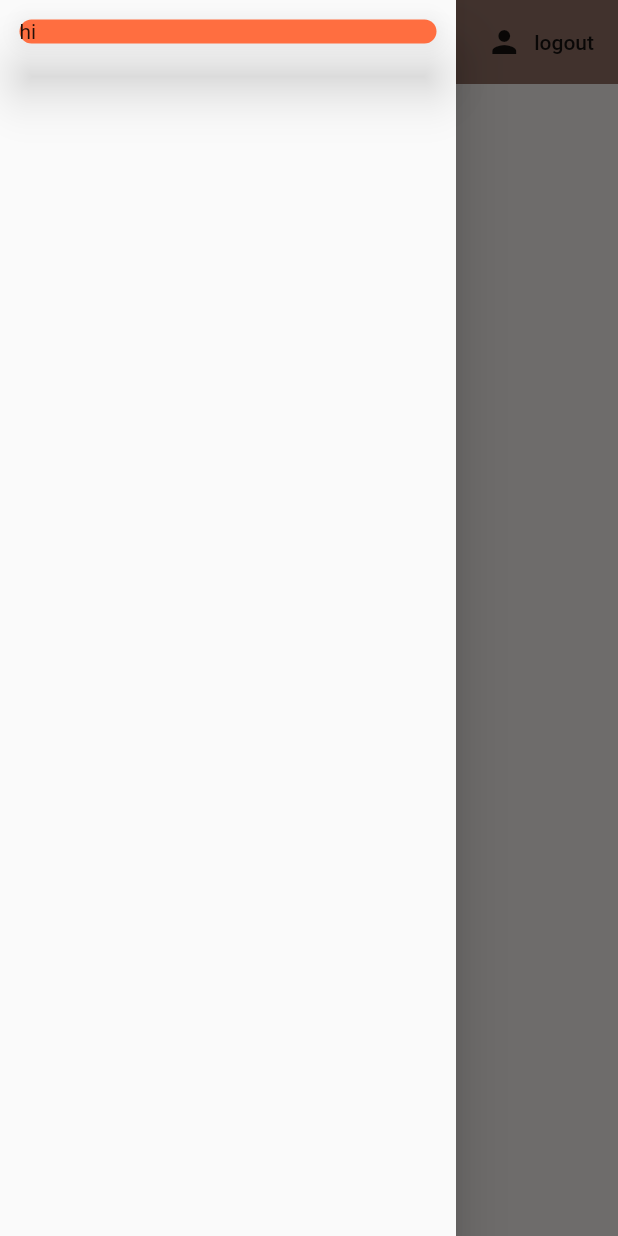
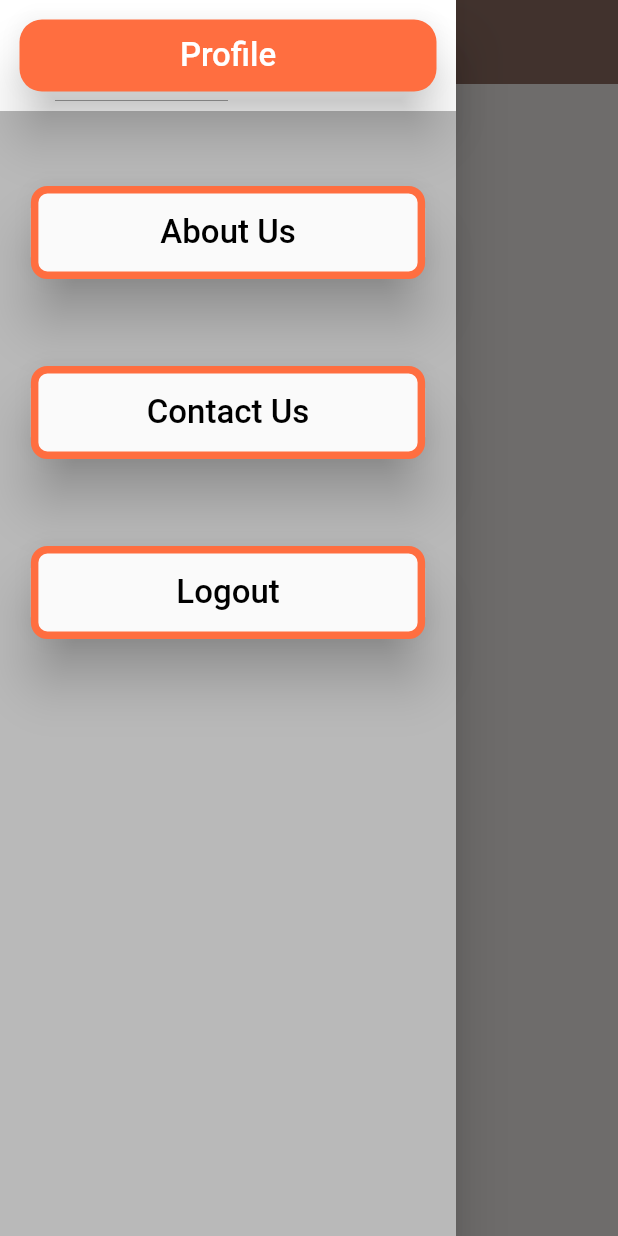
Before and after one commit to sauravsb99/Quaestio, a Flutter app: the screen it shows once a user with an empty profile is signed in, with the side drawer open, on a phone screen of 412 x 824 dp. Run offline on Flutter 3.47's test engine with Material 2 defaults, Android fonts, the phone set to English and light mode, and no system bars; our stand-ins replace firebase_auth; accounts and stored records are empty.

Commit message:
drawer over+ sign in button in register

```diff
--- a/queastio/lib/screens/authenticate/sign_in.dart
+++ b/queastio/lib/screens/authenticate/sign_in.dart
@@ -71,17 +71,13 @@ class _SignInState extends State<SignIn> {
 
     return Scaffold(
       backgroundColor: Colors.brown[100],
+      drawer: null,
       appBar: AppBar(
         backgroundColor: Colors.brown[400],
         elevation: 0.0,
-        title: Text('Sign in to Brew Crew'),
-        actions: <Widget>[
-          FlatButton.icon(
-            icon: Icon(Icons.person),
-            label: Text('Register'),
-            onPressed: () => widget.toggleView(),
-          ),
-        ],
+        title: Text('Sign in'),
+//        actions: <Widget>[
+//        ],
       ),
 
       body: Container(
@@ -90,6 +86,11 @@ class _SignInState extends State<SignIn> {
           key: _formKey,
           child: Column(
             children: <Widget>[
+              FlatButton.icon(
+                icon: Icon(Icons.person),
+                label: Text('Register'),
+                onPressed: () => widget.toggleView(),
+              ),
               SizedBox(height: 20.0),
               emailField,
               SizedBox(height: 20.0),
--- a/queastio/lib/screens/home/home.dart
+++ b/queastio/lib/screens/home/home.dart
@@ -1,9 +1,11 @@
+import 'package:flutter/widgets.dart';
 import 'package:queastio/services/auth.dart';
 import 'package:flutter/material.dart';
+import 'package:queastio/widgets/Drawer.dart';
 
 class Home extends StatelessWidget {
 
-  final AuthService _auth = AuthService();
+
 
   @override
   Widget build(BuildContext context) {
@@ -11,41 +13,21 @@ class Home extends StatelessWidget {
       child: Scaffold(
         backgroundColor: Colors.brown[50],
         drawer: Drawer(
-          child: ListView(
-            children:<Widget>[
-              Padding(padding: const EdgeInsets.all(13.0),
-                child: Container(
-                  child:Material(
-                    color: Colors.deepOrangeAccent,
-                    elevation: 15.0,
-                    borderRadius: BorderRadius.circular(15.0),
-                    borderOnForeground: true,
-                    child: Row(
-                      children: <Widget>[
-                        Text("hi"),
-                      ],
-                    ),
-                  ),
-                ),
-              ),
-            ],
-          ),
+          child: MyDrawer(),
         ),
-        appBar: AppBar(
-          title: Text('Quaestia'),
+          appBar: AppBar(
+            title: Text('Quaestia'),
           backgroundColor: Colors.brown[400],
           elevation: 0.0,
-          actions: <Widget>[
-            FlatButton.icon(
-              icon: Icon(Icons.person),
-              label: Text('logout'),
-              onPressed: () async {
-                await _auth.signOut();
-              },
-            ),
-          ],
+//          actions: <Widget>[
+//            FlatButton.icon(
+//              icon: Icon(Icons.person),
+//              label: Text('logout'),
+//
+//            ),
+//          ],
         ),
       ),
-    );
+      );
   }
 }
--- /dev/null
+++ b/queastio/lib/widgets/Drawer.dart
@@ -0,0 +1,215 @@
+import 'package:flutter/material.dart';
+import 'package:flutter/widgets.dart';
+import 'package:queastio/services/auth.dart';
+
+class MyDrawer extends StatefulWidget {
+  @override
+  _MyDrawerState createState() => _MyDrawerState();
+}
+
+class _MyDrawerState extends State<MyDrawer> {
+
+  final AuthService _auth = AuthService();
+  @override
+  Widget build(BuildContext context) {
+    return Container(
+      color: Colors.black26,
+      child: ListView(
+
+        children:<Widget>[
+
+          Container(
+            color: Colors.white,
+            child: Padding(padding: const EdgeInsets.all(13.0),
+
+              child:Material(
+                color: Colors.deepOrangeAccent,
+                elevation: 15.0,
+                borderRadius: BorderRadius.circular(15.0),
+                borderOnForeground: true,
+
+                child: FlatButton(
+                  onPressed: (){},
+
+
+                  child: Row(
+                    crossAxisAlignment: CrossAxisAlignment.center,
+                    mainAxisSize: MainAxisSize.max,
+                    mainAxisAlignment: MainAxisAlignment.center,
+                    children: <Widget>[
+                      Padding(
+                        padding: EdgeInsets.all(8.0),
+//                          padding: EdgeInsets.fromLTRB(MediaQuery.of(context).size.width/4,8,8,8),
+                        child: Container(
+
+                          child: Text("Profile",textAlign: TextAlign.center,
+                            style: TextStyle(fontSize: 22.0,color: Colors.white),
+                          ),
+                        ),
+                      ),
+                    ],
+                  ),
+                ),
+              ),
+            ),
+          ),
+
+          Wrap(
+            alignment: WrapAlignment.center,
+            children: <Widget>[
+              Padding(
+//padding: EdgeInsetsGeometry(WrapAlignment.center),
+                padding: EdgeInsets.fromLTRB(MediaQuery.of(context).size.width*0.05,50,MediaQuery.of(context).size.width*0.05,8),
+//
+                child: Material(
+                  elevation: 15.0,
+                  borderRadius: BorderRadius.circular(15.0),
+                  borderOnForeground: true,
+                  child: FlatButton(
+                    onPressed: (){},
+                    child: Padding(
+                      padding: const EdgeInsets.all(8.0),
+                      child: Container(
+                        width: MediaQuery.of(context).size.width*0.7,
+                        padding: EdgeInsets.fromLTRB(0, 10, 0, 10),
+//                          color: Colors.blueGrey,
+                        child:Center(
+                          child: Text('About Us', style: TextStyle(
+                            fontSize: 22,
+                            color: Colors.black,
+                          ),
+                          ),
+                        ),
+                      ),
+                    ),
+
+                    shape: RoundedRectangleBorder(side: BorderSide(
+                      color: Colors.deepOrangeAccent,
+                      width: 5,
+                      style: BorderStyle.solid,
+                    ), borderRadius: BorderRadius.circular(11)),
+                  ),
+                ),
+              ),
+            ],
+          ),
+
+          Wrap(
+            alignment: WrapAlignment.center,
+            children: <Widget>[
+              Padding(
+//padding: EdgeInsetsGeometry(WrapAlignment.center),
+                padding: EdgeInsets.fromLTRB(MediaQuery.of(context).size.width*0.05,50,MediaQuery.of(context).size.width*0.05,8),
+//
+                child: Material(
+                  elevation: 15.0,
+                  borderRadius: BorderRadius.circular(15.0),
+                  borderOnForeground: true,
+                  child: FlatButton(
+                    onPressed: (){},
+                    child: Padding(
+                      padding: const EdgeInsets.all(8.0),
+                      child: Container(
+                        width: MediaQuery.of(context).size.width*0.7,
+                        padding: EdgeInsets.fromLTRB(0, 10, 0, 10),
+//                          color: Colors.blueGrey,
+                        child:Center(
+                          child: Text('Contact Us', style: TextStyle(
+                            fontSize: 22,
+                            color: Colors.black,
+                          ),
+                          ),
+                        ),
+                      ),
+                    ),
+
+                    shape: RoundedRectangleBorder(side: BorderSide(
+                      color: Colors.deepOrangeAccent,
+                      width: 5,
+                      style: BorderStyle.solid,
+                    ), borderRadius: BorderRadius.circular(11)),
+                  ),
+                ),
+              ),
+            ],
+          ),
+
+
+                Wrap(
+                  alignment: WrapAlignment.center,
+                  children: <Widget>[
+                    Padding(
+                      //padding: EdgeInsetsGeometry(WrapAlignment.center),
+                      padding: EdgeInsets.fromLTRB(MediaQuery.of(context).size.width*0.05,50,MediaQuery.of(context).size.width*0.05,8),
+                      //
+                      child: Material(
+                        elevation: 15.0,
+                        borderRadius: BorderRadius.circular(15.0),
+                        borderOnForeground: true,
+                        child: FlatButton(
+                          onPressed: () async {
+                            await _auth.signOut();
+
+                            },
+                          child: Padding(
+                            padding: const EdgeInsets.all(8.0),
+                            child: Container(
+                              width: MediaQuery.of(context).size.width*0.7,
+                              padding: EdgeInsets.fromLTRB(0, 10, 0, 10),
+//                          color: Colors.blueGrey,
+                              child:Center(
+                                child: Text('Logout', style: TextStyle(
+                                  fontSize: 22,
+                                  color: Colors.black,
+                                ),
+                                ),
+                              ),
+                            ),
+                          ),
+
+                          shape: RoundedRectangleBorder(side: BorderSide(
+                            color: Colors.deepOrangeAccent,
+                            width: 5,
+                            style: BorderStyle.solid,
+                          ), borderRadius: BorderRadius.circular(11)),
+                        ),
+                      ),
+                    ),
+                  ],
+                ),
+
+
+
+//              TEST
+//                Container(
+//
+//                  // This align moves the children to the bottom
+//                    child: Align(
+//                        alignment: FractionalOffset.bottomCenter,
+//                        // This container holds all the children that will be aligned
+//                        // on the bottom and should not scroll with the above ListView
+//                        child: Container(
+//                            child: Column(
+//                              children: <Widget>[
+//                                Divider(),
+//                                ListTile(
+//                                    leading: Icon(Icons.settings),
+//                                    title: Text('Settings')),
+//                                ListTile(
+//                                    leading: Icon(Icons.help),
+//                                    title: Text('Help and Feedback'))
+//                              ],
+//                            )
+//                        )
+//                    )
+//                ),
+
+
+
+
+
+        ],
+      ),
+    );
+  }
+}
```
